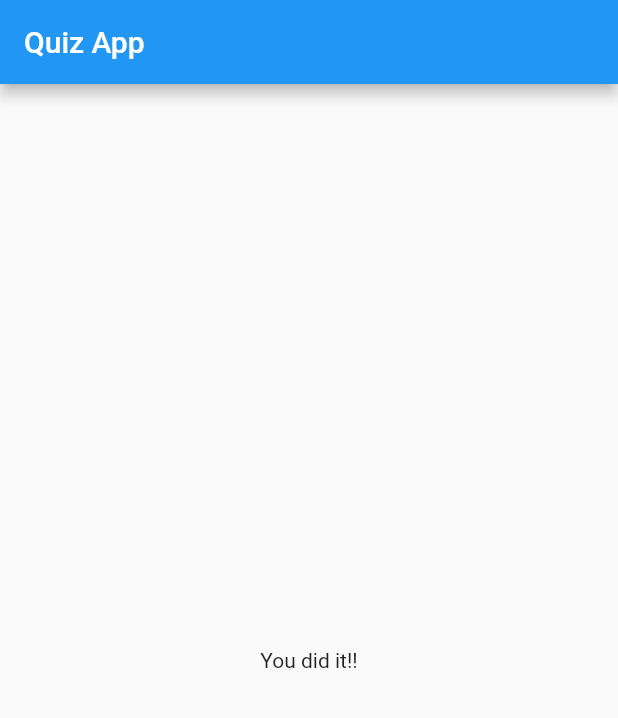
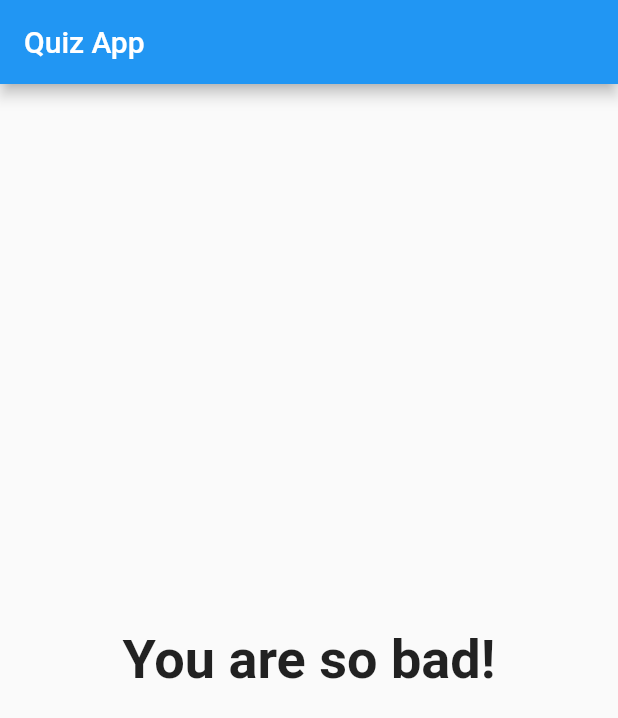
Before and after one commit to j-pcgoncalves/quiz_app, a Flutter app: the screen it shows after launch, after a tap on "Black", after a tap on "Snake", after a tap on "Jane", on a phone screen of 412 x 824 dp. Shown: the top 718 px of the screen. Run offline on Flutter 3.47's test engine with Material 2 defaults, Android fonts, the phone set to English and light mode, and no system bars.

Commit message:
adding a results page

```diff
--- a/lib/main.dart
+++ b/lib/main.dart
@@ -72,7 +72,7 @@ class _MyAppState extends State<MyApp> {
                 questionIndex: _questionIndex,
                 questions: _questions,
               )
-            : Result(),
+            : Result(_totalScore),
       ),
     );
   }
--- a/lib/result.dart
+++ b/lib/result.dart
@@ -1,10 +1,32 @@
 import 'package:flutter/material.dart';
 
 class Result extends StatelessWidget {
+  final int resultScore;
+
+  Result(this.resultScore);
+
+  String get resultPhrase {
+    String resultText;
+    if (resultScore <= 8) {
+      resultText = 'You are awesome and innocent!';
+    } else if (resultScore <= 12) {
+      resultText = 'Pretty likeable!';
+    } else if (resultScore <= 16) {
+      resultText = 'You are ... strange?!';
+    } else {
+      resultText = 'You are so bad!';
+    }
+    return resultText;
+  }
+
   @override
   Widget build(BuildContext context) {
     return Center(
-      child: Text('You did it!!'),
+      child: Text(
+        resultPhrase,
+        style: TextStyle(fontSize: 36, fontWeight: FontWeight.bold),
+        textAlign: TextAlign.center,
+      ),
     );
   }
 }
```
